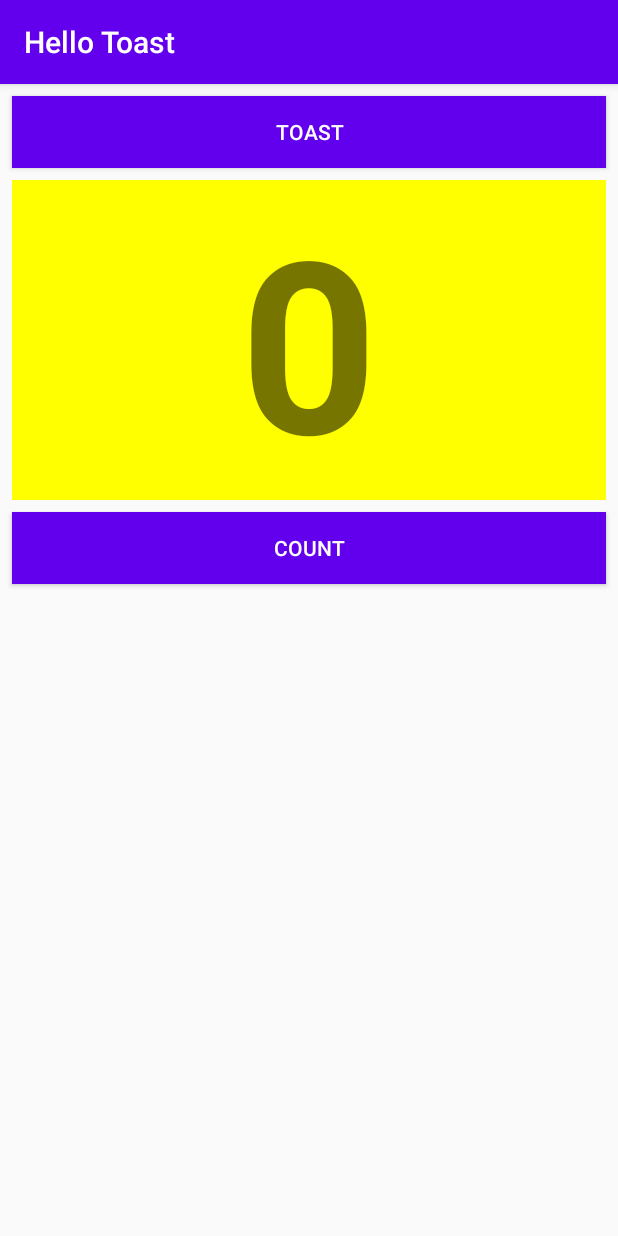
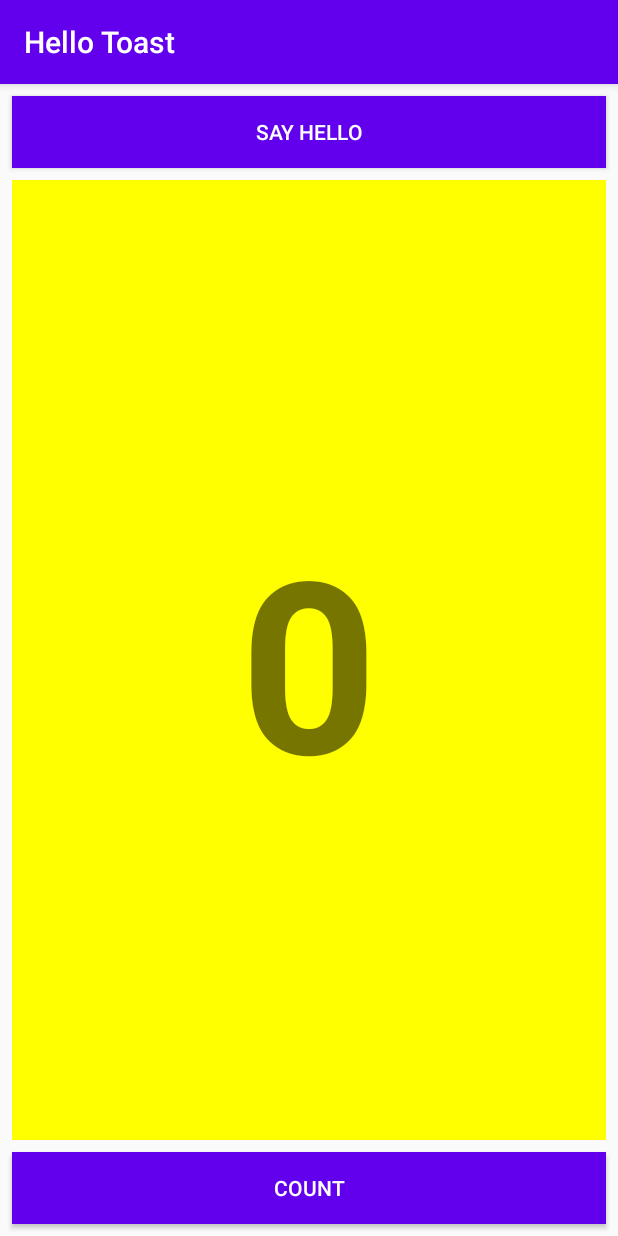
Before and after one commit to brato2120196026/IntelligentMobile, an Android app: the screen it shows after launch (MainActivity), on a phone screen of 412 x 824 dp. Run offline under Robolectric (Android 15) with nearby library versions, the phone set to English and light mode, and no system bars.

Commit message:
Adding ActivityTwo Homework

```diff
--- a/app/src/main/AndroidManifest.xml
+++ b/app/src/main/AndroidManifest.xml
@@ -1,5 +1,6 @@
 <?xml version="1.0" encoding="utf-8"?>
 <manifest xmlns:android="http://schemas.android.com/apk/res/android"
+    xmlns:tools="http://schemas.android.com/tools"
     package="com.example.hellotoast">
 
     <application
@@ -8,7 +9,9 @@
         android:label="@string/app_name"
         android:roundIcon="@mipmap/ic_launcher_round"
         android:supportsRtl="true"
-        android:theme="@style/AppTheme">
+        android:theme="@style/AppTheme"
+        tools:ignore="AllowBackup">
+        <activity android:name=".MainActivity2" />
         <activity android:name=".MainActivity">
             <intent-filter>
                 <action android:name="android.intent.action.MAIN" />
--- a/app/src/main/java/com/example/hellotoast/MainActivity.java
+++ b/app/src/main/java/com/example/hellotoast/MainActivity.java
@@ -2,14 +2,23 @@ package com.example.hellotoast;
 
 import androidx.appcompat.app.AppCompatActivity;
 
+import android.annotation.SuppressLint;
+import android.content.Intent;
 import android.os.Bundle;
+import android.util.Log;
+import android.util.LogPrinter;
 import android.view.View;
+import android.widget.EditText;
 import android.widget.TextView;
 import android.widget.Toast;
 
+import static android.provider.AlarmClock.EXTRA_MESSAGE;
+
 public class MainActivity extends AppCompatActivity {
+    private static final String LOG_TAG = MainActivity.class.getSimpleName();
     private int mCount = 0;
     private TextView mShowCount;
+
 
     @Override
     protected void onCreate(Bundle savedInstanceState) {
@@ -19,12 +28,17 @@ public class MainActivity extends AppCompatActivity {
     }
 
 //Toast method
-    public void showToast(View view) {
-        Toast toast = Toast.makeText(this, R.string.toast_message, Toast.LENGTH_SHORT);
-        toast.show();
+    public void sayHello(View view) {
+        Log.d(LOG_TAG, "Button clicked!");
+        Intent intent = new Intent(this, MainActivity2.class );
+        startActivity(intent);
+
+
+
     }
 
 //Count method
+    @SuppressLint("SetTextI18n")
     public void countUp(View view) {
         ++mCount;
         if (mShowCount != null)
--- /dev/null
+++ b/app/src/main/java/com/example/hellotoast/MainActivity2.java
@@ -0,0 +1,14 @@
+package com.example.hellotoast;
+
+import androidx.appcompat.app.AppCompatActivity;
+
+import android.os.Bundle;
+
+public class MainActivity2 extends AppCompatActivity {
+
+    @Override
+    protected void onCreate(Bundle savedInstanceState) {
+        super.onCreate(savedInstanceState);
+        setContentView(R.layout.activity_main2);
+    }
+}
--- a/app/src/main/res/layout-land/activity_main.xml
+++ /dev/null
@@ -1,62 +0,0 @@
-<?xml version="1.0" encoding="utf-8"?>
-<androidx.constraintlayout.widget.ConstraintLayout xmlns:android="http://schemas.android.com/apk/res/android"
-    xmlns:app="http://schemas.android.com/apk/res-auto"
-    xmlns:tools="http://schemas.android.com/tools"
-    android:layout_width="match_parent"
-    android:layout_height="match_parent"
-    tools:context=".MainActivity">
-
-    <Button
-        android:id="@+id/button_toast"
-        android:layout_width="0dp"
-        android:layout_height="48dp"
-        android:layout_marginStart="8dp"
-        android:layout_marginLeft="8dp"
-        android:layout_marginTop="8dp"
-        android:layout_marginEnd="8dp"
-        android:layout_marginRight="8dp"
-        android:background="@color/colorPrimary"
-        android:text="@string/toast"
-        android:textColor="@android:color/white"
-        app:layout_constraintEnd_toEndOf="parent"
-        app:layout_constraintStart_toStartOf="parent"
-        app:layout_constraintTop_toTopOf="parent"
-        android:onClick="showToast"/>
-
-    <Button
-        android:id="@+id/button_count"
-        android:layout_width="0dp"
-        android:layout_height="48dp"
-        android:layout_marginStart="8dp"
-        android:layout_marginLeft="8dp"
-        android:layout_marginEnd="8dp"
-        android:layout_marginRight="8dp"
-        android:layout_marginBottom="8dp"
-        android:background="@color/colorPrimary"
-        android:text="@string/count"
-        android:textColor="@android:color/white"
-        app:layout_constraintBottom_toBottomOf="parent"
-        app:layout_constraintEnd_toEndOf="parent"
-        app:layout_constraintStart_toStartOf="parent"
-        android:onClick="countUp"/>
-
-    <TextView
-        android:id="@+id/show_count"
-        android:layout_width="0dp"
-        android:layout_height="0dp"
-        android:layout_marginStart="8dp"
-        android:layout_marginLeft="8dp"
-        android:layout_marginTop="8dp"
-        android:layout_marginEnd="8dp"
-        android:layout_marginRight="8dp"
-        android:layout_marginBottom="8dp"
-        android:background="#FFFF00"
-        android:gravity="center|center_vertical"
-        android:text="@string/_0"
-        android:textSize="120sp"
-        android:textStyle="bold"
-        app:layout_constraintBottom_toTopOf="@+id/button_count"
-        app:layout_constraintEnd_toEndOf="parent"
-        app:layout_constraintStart_toStartOf="parent"
-        app:layout_constraintTop_toBottomOf="@+id/button_toast" />
-</androidx.constraintlayout.widget.ConstraintLayout>
--- a/app/src/main/res/layout-sw600dp/activity_main.xml
+++ /dev/null
@@ -1,46 +0,0 @@
-<?xml version="1.0" encoding="utf-8"?>
-<androidx.constraintlayout.widget.ConstraintLayout xmlns:android="http://schemas.android.com/apk/res/android"
-    xmlns:app="http://schemas.android.com/apk/res-auto"
-    xmlns:tools="http://schemas.android.com/tools"
-    android:layout_width="match_parent"
-    android:layout_height="match_parent"
-    tools:context=".MainActivity">
-
-    <Button
-        android:id="@+id/button_toast"
-        android:layout_width="299dp"
-        android:layout_height="wrap_content"
-        android:background="@color/colorPrimary"
-        android:onClick="showToast"
-        android:text="@string/toast"
-        android:textColor="@android:color/white"
-        android:textSize="60sp"
-        app:layout_constraintStart_toStartOf="parent"
-        app:layout_constraintTop_toTopOf="parent" />
-
-    <Button
-        android:id="@+id/button_count"
-        android:layout_width="299dp"
-        android:layout_height="wrap_content"
-        android:background="@color/colorPrimary"
-        android:onClick="countUp"
-        android:text="@string/count"
-        android:textColor="@android:color/white"
-        android:textSize="60sp"
-        app:layout_constraintBaseline_toBaselineOf="@+id/button_toast"
-        app:layout_constraintStart_toEndOf="@+id/button_toast" />
-
-    <TextView
-        android:id="@+id/show_count"
-        android:layout_width="0dp"
-        android:layout_height="0dp"
-        android:background="#FFFF00"
-        android:gravity="center|center_vertical"
-        android:text="@string/_0"
-        android:textSize="200sp"
-        android:textStyle="bold"
-        app:layout_constraintBottom_toBottomOf="parent"
-        app:layout_constraintEnd_toEndOf="parent"
-        app:layout_constraintStart_toStartOf="parent"
-        app:layout_constraintTop_toBottomOf="@+id/button_toast" />
-</androidx.constraintlayout.widget.ConstraintLayout>
--- a/app/src/main/res/layout/activity_main.xml
+++ b/app/src/main/res/layout/activity_main.xml
@@ -1,15 +1,16 @@
 <?xml version="1.0" encoding="utf-8"?>
-<RelativeLayout xmlns:android="http://schemas.android.com/apk/res/android"
-    android:orientation="vertical"
+<androidx.constraintlayout.widget.ConstraintLayout xmlns:android="http://schemas.android.com/apk/res/android"
     xmlns:app="http://schemas.android.com/apk/res-auto"
     xmlns:tools="http://schemas.android.com/tools"
+    android:id="@+id/linearLayout"
     android:layout_width="match_parent"
     android:layout_height="match_parent"
     tools:context=".MainActivity">
 
+
     <Button
-        android:id="@+id/button_toast"
-        android:layout_width="match_parent"
+        android:id="@+id/button_sayhello"
+        android:layout_width="0dp"
         android:layout_height="wrap_content"
         android:layout_marginStart="8dp"
         android:layout_marginLeft="8dp"
@@ -17,19 +18,17 @@
         android:layout_marginEnd="8dp"
         android:layout_marginRight="8dp"
         android:background="@color/colorPrimary"
-        android:text="@string/toast"
+        android:onClick="sayHello"
+        android:text="@string/say_hello"
         android:textColor="@android:color/white"
         app:layout_constraintEnd_toEndOf="parent"
         app:layout_constraintStart_toStartOf="parent"
-        app:layout_constraintTop_toTopOf="parent"
-        android:onClick="showToast"/>
-
-
+        app:layout_constraintTop_toTopOf="parent" />
 
     <TextView
         android:id="@+id/show_count"
-        android:layout_width="match_parent"
-        android:layout_height="wrap_content"
+        android:layout_width="0dp"
+        android:layout_height="0dp"
         android:layout_marginStart="8dp"
         android:layout_marginLeft="8dp"
         android:layout_marginTop="8dp"
@@ -37,19 +36,20 @@
         android:layout_marginRight="8dp"
         android:layout_marginBottom="8dp"
         android:background="#FFFF00"
+        android:gravity="center_vertical"
         android:text="@string/_0"
+        android:textAlignment="center"
         android:textSize="160sp"
         android:textStyle="bold"
-        android:gravity="center_vertical"
-        android:textAlignment="center"
-        tools:ignore="RtlCompat"
-        android:layout_below="@+id/button_toast"
-        android:layout_alignParentLeft="true"
-        android:layout_alignParentStart="true"/>
+        app:layout_constraintBottom_toTopOf="@+id/button_count"
+        app:layout_constraintEnd_toEndOf="parent"
+        app:layout_constraintStart_toStartOf="parent"
+        app:layout_constraintTop_toBottomOf="@+id/button_sayhello"
+        tools:ignore="RtlCompat" />
 
     <Button
         android:id="@+id/button_count"
-        android:layout_width="match_parent"
+        android:layout_width="0dp"
         android:layout_height="wrap_content"
         android:layout_marginStart="8dp"
         android:layout_marginLeft="8dp"
@@ -57,9 +57,11 @@
         android:layout_marginRight="8dp"
         android:layout_marginBottom="8dp"
         android:background="@color/colorPrimary"
+        android:onClick="countUp"
         android:text="@string/count"
         android:textColor="@android:color/white"
-        android:onClick="countUp"
-        android:layout_below="@+id/show_count"
-        android:layout_centerHorizontal="true"/>
-</RelativeLayout>
+        app:layout_constraintBottom_toBottomOf="parent"
+        app:layout_constraintEnd_toEndOf="parent"
+        app:layout_constraintHorizontal_bias="1.0"
+        app:layout_constraintStart_toStartOf="parent" />
+</androidx.constraintlayout.widget.ConstraintLayout>
--- /dev/null
+++ b/app/src/main/res/layout/activity_main2.xml
@@ -0,0 +1,45 @@
+<?xml version="1.0" encoding="utf-8"?>
+<androidx.constraintlayout.widget.ConstraintLayout xmlns:android="http://schemas.android.com/apk/res/android"
+    xmlns:app="http://schemas.android.com/apk/res-auto"
+    xmlns:tools="http://schemas.android.com/tools"
+    android:layout_width="match_parent"
+    android:layout_height="match_parent"
+    tools:context=".MainActivity2">
+
+    <TextView
+        android:id="@+id/textView_hello"
+        android:layout_width="395dp"
+        android:layout_height="0dp"
+        android:layout_marginStart="8dp"
+        android:layout_marginLeft="8dp"
+        android:layout_marginTop="188dp"
+        android:layout_marginEnd="8dp"
+        android:layout_marginRight="8dp"
+        android:gravity="center|center_vertical"
+        android:text="@string/hello"
+        android:textSize="36sp"
+        app:layout_constraintEnd_toEndOf="parent"
+        app:layout_constraintHorizontal_bias="0.0"
+        app:layout_constraintStart_toStartOf="parent"
+        app:layout_constraintTop_toTopOf="parent"
+        tools:ignore="HardcodedText,MissingConstraints" />
+
+    <TextView
+        android:id="@+id/textView_zero"
+        android:layout_width="395dp"
+        android:layout_height="0dp"
+        android:layout_marginStart="8dp"
+        android:layout_marginLeft="8dp"
+        android:layout_marginEnd="8dp"
+        android:layout_marginRight="8dp"
+        android:layout_marginBottom="220dp"
+        android:gravity="center|center_vertical"
+        android:text="@string/_0"
+        android:textSize="36sp"
+        android:textStyle="bold"
+        app:layout_constraintBottom_toBottomOf="parent"
+        app:layout_constraintEnd_toEndOf="parent"
+        app:layout_constraintHorizontal_bias="0.0"
+        app:layout_constraintStart_toStartOf="parent"
+        tools:ignore="HardcodedText,MissingConstraints" />
+</androidx.constraintlayout.widget.ConstraintLayout>
--- a/app/src/main/res/values/strings.xml
+++ b/app/src/main/res/values/strings.xml
@@ -2,6 +2,8 @@
     <string name="app_name">Hello Toast</string>
     <string name="toast">Toast</string>
     <string name="count">count</string>
+    <string name="toast_message">Hello Toast!</string>
+    <string name="say_hello">Say Hello</string>
     <string name="_0">0</string>
-    <string name="toast_message">Hello Toast!</string>
+    <string name="hello">Hello!</string>
 </resources>
```
